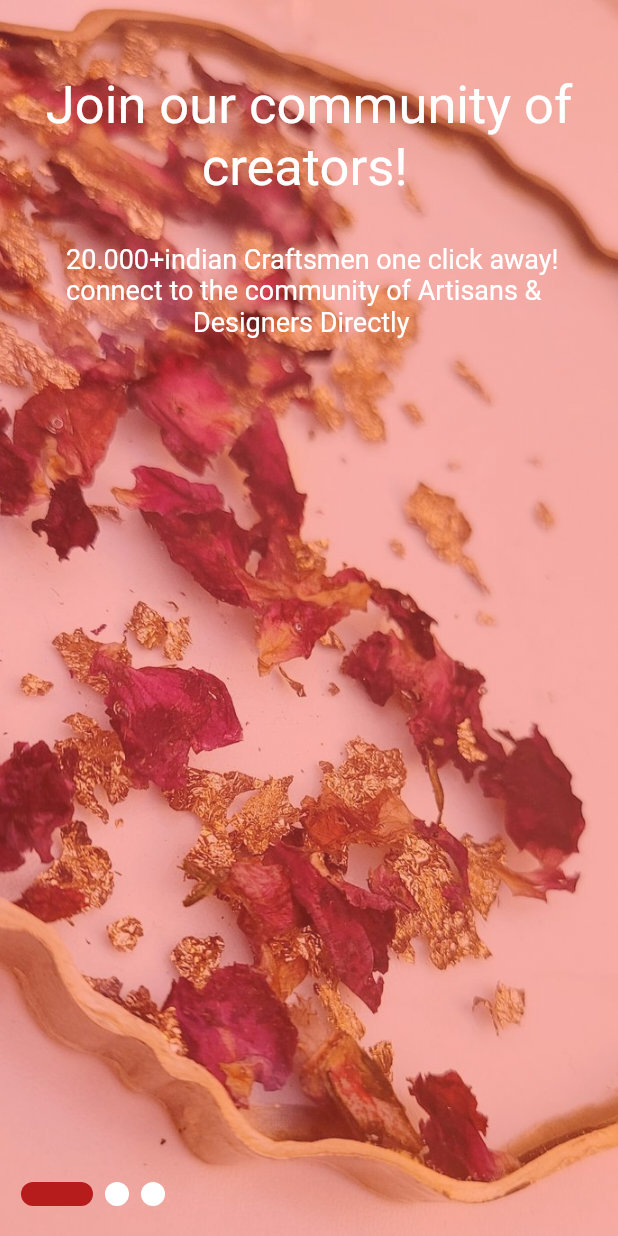
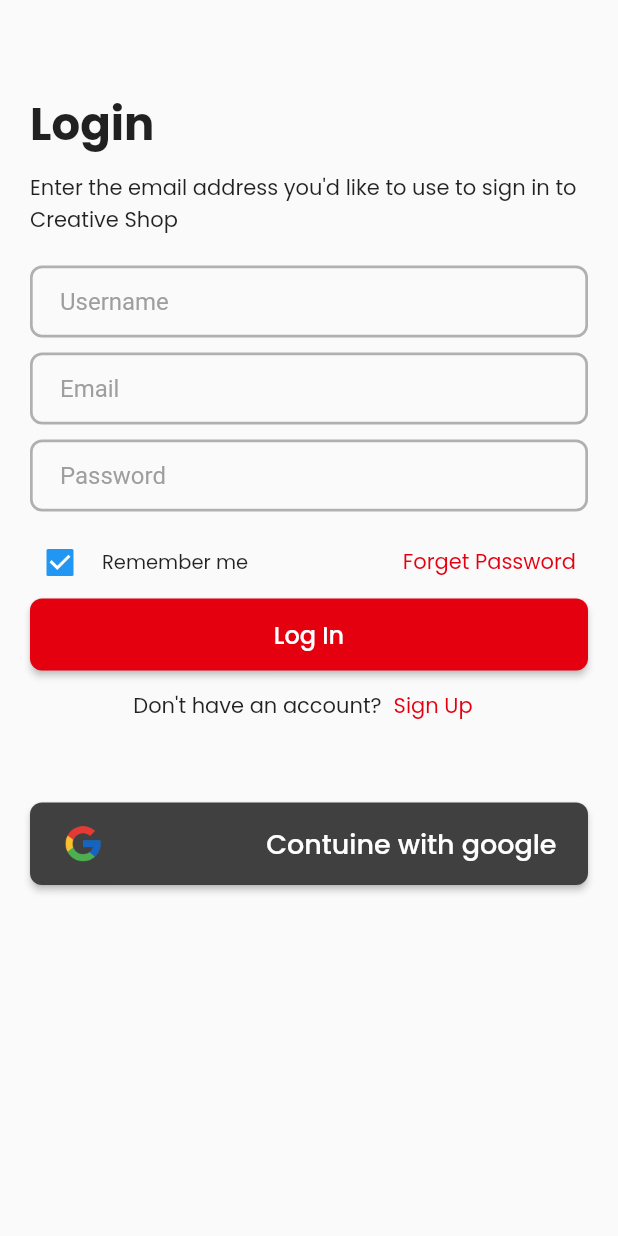
Before and after one commit to Mohamed-Jalab/Creative_Shop, a Flutter app: the screen it shows after launch, on a phone screen of 412 x 824 dp. Run offline on Flutter 3.47's test engine with Material 2 defaults, Android fonts, the light colour scheme and no system bars; drawn by our look-alikes of smooth_page_indicator; our stand-ins replace firebase_core, flutter_spinkit; accounts and stored records are empty.

Commit message:
Add Login screen to the project and delete sign_up screen (sama's files)

```diff
--- a/creative_shop/lib/main.dart
+++ b/creative_shop/lib/main.dart
@@ -1,3 +1,4 @@
+import 'package:creative_shop/screens/login_screen.dart';
 import 'package:firebase_core/firebase_core.dart';
 import 'package:flutter/material.dart';
 
@@ -19,7 +20,7 @@ class MyApp extends StatelessWidget {
   Widget build(BuildContext context) {
     return const MaterialApp(
       debugShowCheckedModeBanner: false,
-      home: SplashScreen(),
+      home: LoginScreen(),
     );
   }
 }
--- /dev/null
+++ b/creative_shop/lib/screens/login_screen.dart
@@ -0,0 +1,93 @@
+import 'package:creative_shop/shared/component/component.dart';
+import 'package:flutter/material.dart';
+
+class LoginScreen extends StatelessWidget {
+  const LoginScreen({super.key});
+
+  @override
+  Widget build(BuildContext context) {
+    return Scaffold(
+      body: Padding(
+        padding: const EdgeInsets.symmetric(horizontal: 20.0),
+        child: SingleChildScrollView(
+          child: Column(
+            crossAxisAlignment: CrossAxisAlignment.start,
+            children: [
+              const SizedBox(height: 60),
+              const Text(
+                'Login',
+                style: TextStyle(
+                    fontSize: 30,
+                    fontWeight: FontWeight.w800,
+                    fontFamily: 'Poppins'),
+              ),
+              const SizedBox(height: 10),
+              const Text(
+                'Enter the email address you\'d like to use to sign in to Creative Shop',
+                style: TextStyle(
+                    fontSize: 14,
+                    fontWeight: FontWeight.w400,
+                    fontFamily: 'Poppins'),
+              ),
+              const SizedBox(height: 20),
+              buildTextField(
+                text: 'Username',
+              ),
+              const SizedBox(height: 10),
+              buildTextField(
+                text: 'Email',
+              ),
+              const SizedBox(height: 10),
+              buildTextField(text: 'Password'),
+              const SizedBox(height: 10),
+              Row(
+                mainAxisAlignment: MainAxisAlignment.spaceBetween,
+                children: [
+                  SizedBox(
+                    width: 150,
+                    child: buildCheckbox("Remember me"),
+                  ),
+                  buildTextButton('Forget Password'),
+                ],
+              ),
+              // const SizedBox(height: 10),
+              buildBigButton(context,
+                  height: 48,
+                  child: const Text('Log In',
+                      style: TextStyle(fontSize: 16, fontFamily: "Poppins")),
+                  color: const Color(0xffe50010)),
+              // const SizedBox(height: 10),
+              Row(
+                mainAxisAlignment: MainAxisAlignment.center,
+                children: [
+                  const Text("Don't have an account?",
+                      style: TextStyle(fontFamily: 'Poppins')),
+                  buildTextButton('Sign Up'),
+                ],
+              ),
+              const SizedBox(height: 40),
+              Center(
+                child: buildBigButton(
+                  context,
+                  height: 55,
+                  color: const Color(0xff404040),
+                  padding: const EdgeInsets.symmetric(horizontal: 21),
+                  child: Row(
+                    mainAxisAlignment: MainAxisAlignment.spaceBetween,
+                    children: [
+                      Image.asset("asset/images/google-logo.png",
+                          width: 28.81, height: 28),
+                      // Spacer(),
+                      const Text('Contuine with google',
+                          style: TextStyle(fontSize: 18, fontFamily: 'Poppins'))
+                    ],
+                  ),
+                ),
+              ),
+            ],
+          ),
+        ),
+      ),
+    );
+  }
+}
--- a/creative_shop/lib/shared/component/component.dart
+++ b/creative_shop/lib/shared/component/component.dart
@@ -74,3 +74,74 @@ Widget myButton(
         child: child,
       ),
     );
+Widget buildTextField({String text = ''}) {
+  return TextFormField(
+    decoration: InputDecoration(
+      contentPadding: const EdgeInsets.only(left: 20),
+      hintText: text,
+      hintStyle: const TextStyle(color: Colors.grey),
+      focusedBorder: OutlineInputBorder(
+          borderRadius: BorderRadius.circular(8),
+          borderSide:
+              BorderSide(color: Colors.grey.withOpacity(.8), width: 1.8)),
+      // border: OutlineInputBorder(
+      //   borderRadius: BorderRadius.circular(8),
+      //   borderSide: BorderSide(color: Colors.grey.withOpacity(.8), width: 1.8)),
+      enabledBorder: OutlineInputBorder(
+        borderRadius: BorderRadius.circular(8),
+        borderSide: BorderSide(color: Colors.grey.withOpacity(.8), width: 1.8),
+      ),
+    ),
+  );
+}
+
+Widget buildCheckbox(String text) {
+  return CheckboxListTile(
+    shape: OutlineInputBorder(borderRadius: BorderRadius.circular(8), borderSide: BorderSide.none),
+    contentPadding: EdgeInsets.zero,
+    controlAffinity: ListTileControlAffinity.leading,
+    visualDensity: const VisualDensity(horizontal: -4, vertical: -4),
+    value: true,
+    onChanged: (value) {},
+    title: Text(
+      text,
+      style: const TextStyle(
+          fontSize: 13, fontWeight: FontWeight.w400, fontFamily: 'Poppins'),
+    ),
+  );
+}
+
+Widget buildBigButton(BuildContext context,
+    {required Widget child, Color? color, EdgeInsets? padding, double? height}) {
+  return SizedBox(
+    width: MediaQuery.of(context).size.width,
+    child: MaterialButton(
+
+
+      padding: padding,
+      height: height,
+      textColor: Colors.white,
+      color: color,
+      shape: RoundedRectangleBorder(
+        borderRadius: BorderRadius.circular(8),
+        // side: const BorderSide(color: Color(0xffe50010)),
+      ),
+      onPressed: () {},
+      child: child,
+    ),
+  );
+}
+
+Widget buildTextButton(String text) {
+  return TextButton(
+    onPressed: () {},
+    style: TextButton.styleFrom(
+      foregroundColor: const Color(0xffe50010),
+    ),
+    child: Text(
+      text,
+      style:
+          const TextStyle(fontWeight: FontWeight.w400, fontFamily: 'Poppins'),
+    ),
+  );
+}
```
Also changed, not shown: creative_shop/lib/sign_up.dart (deleted, +0 -149 lines), creative_shop/pubspec.yaml (+11 -0 lines), creative_shop/asset/fonts/Poppins-Bold.ttf (added), creative_shop/asset/fonts/Poppins-Light.ttf (added), creative_shop/asset/fonts/Poppins-Medium.ttf (added), creative_shop/asset/fonts/Poppins-Regular.ttf (added), creative_shop/asset/images/google-logo.png (added), creative_shop/asset/images/google-logo.svg (added).
